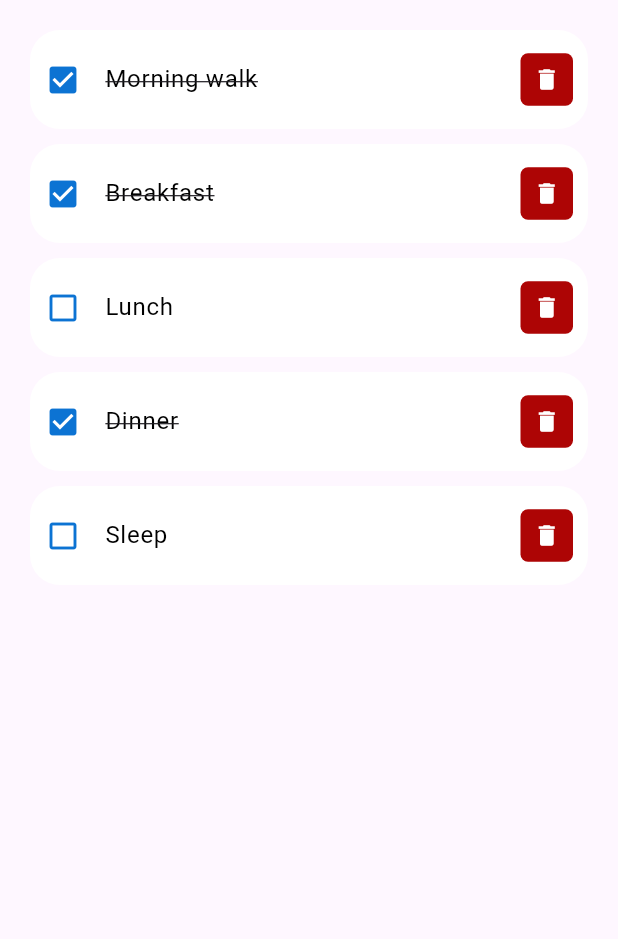
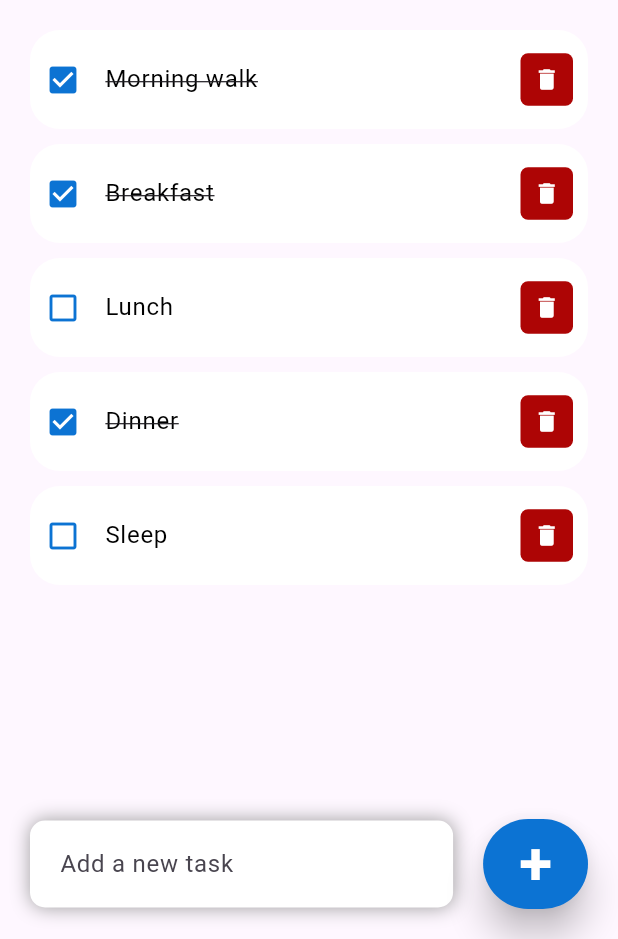
Before and after one commit to ucefooo/flutter_todo_list, a Flutter app: the screen it shows after launch, on a phone screen of 412 x 824 dp, the part 297-1236 px from its top. Run offline on Flutter 3.47's test engine with Material 3 defaults, Android fonts, the phone set to English and light mode, and no system bars.

Commit message:
feat: :art: Added delete and add new task and be visual in the front end only
no backend linked with the function always on start there is 5 tasks and u can add and delete what u want

```diff
--- a/lib/screens/home.dart
+++ b/lib/screens/home.dart
@@ -3,10 +3,16 @@ import 'package:flutter_application_1/constants/colors.dart';
 import 'package:flutter_application_1/model/todo.dart';
 import 'package:flutter_application_1/widgets/todo_item.dart';
 
-class Home extends StatelessWidget {
-  Home({super.key});
+class Home extends StatefulWidget {
+  const Home({super.key});
 
+  @override
+  State<Home> createState() => _HomeState();
+}
+
+class _HomeState extends State<Home> {
   final todosList = ToDo.todoList();
+  final todocontroller = TextEditingController();
 
   @override
   Widget build(BuildContext context) {
@@ -23,30 +29,102 @@ class Home extends StatelessWidget {
                     child: ListView(
                       children: [
                         Container(
-                          margin:const EdgeInsets.only(
+                          margin: const EdgeInsets.only(
                             top: 50,
                             bottom: 20,
                           ),
-                          child: const Text(
-                            'All Todos',
-                            style: TextStyle(
-                              fontSize: 20,
-                              fontWeight: FontWeight.w500,
-                            )
-                          ),
+                          child: const Text('All Todos',
+                              style: TextStyle(
+                                fontSize: 20,
+                                fontWeight: FontWeight.w500,
+                              )),
                         ),
                         for (ToDo todoo in todosList)
-                          ToDoItem(todo:todoo)
+                          ToDoItem(
+                            todo: todoo,
+                            onToDoChanged: _handleToDoChange,
+                            onDeleteItem: _deleteToDoItem,
+                          )
                       ],
                     ),
                   )
                 ],
-              )
-              ),
-              Align()
+              )),
+          Align(
+            alignment: Alignment.bottomCenter,
+            child: Row(
+              children: [
+                Expanded(
+                    child: Container(
+                  margin: const EdgeInsets.only(bottom: 20, right: 20, left: 20),
+                  padding: const EdgeInsets.symmetric(horizontal: 20, vertical: 5),
+                  decoration: BoxDecoration(
+                    color: Colors.white,
+                    boxShadow: const [
+                      BoxShadow(
+                        color: Colors.grey,
+                        offset: Offset(0.0, 0.0),
+                        blurRadius: 10.0,
+                        spreadRadius: 0.0,
+                      )
+                    ],
+                    borderRadius: BorderRadius.circular(10),
+                  ),
+                  child: TextField(
+                    controller: todocontroller,
+                    decoration: const InputDecoration(
+                        hintText: 'Add a new task', border: InputBorder.none),
+                  ),
+                )),
+                Container(
+                  margin: const EdgeInsets.only(bottom: 20, right: 20),
+                  child: ElevatedButton(
+                    onPressed: () => {
+                      print('add new task'),
+                      print('text: ${todocontroller.text}'),
+                      addToDoItem(todocontroller.text)
+                    },
+                    style: ElevatedButton.styleFrom(
+                      backgroundColor: tdBlue,
+                      minimumSize: const Size(60, 60),
+                      elevation: 10,
+                    ),
+                    child: const Text(
+                      '+',
+                      style: TextStyle(
+                          fontSize: 40,
+                          color: Colors.white,
+                          fontWeight: FontWeight.bold),
+                    ),
+                  ),
+                )
+              ],
+            ),
+          ),
         ],
       ),
     );
+  }
+
+  void _handleToDoChange(ToDo todo) {
+    setState(() {
+      todo.isDone = !todo.isDone;
+    });
+  }
+
+  void _deleteToDoItem(String id) {
+    setState(() {
+      todosList.removeWhere((element) => element.id == id);
+    });
+  }
+
+  void addToDoItem(String todoText) {
+    setState(() {
+      todosList.add(ToDo(
+          id: DateTime.now().millisecondsSinceEpoch.toString(),
+          todoText: todoText));
+    });
+    todocontroller.clear();
   }
 
   Widget searchBox() {
--- a/lib/widgets/todo_item.dart
+++ b/lib/widgets/todo_item.dart
@@ -5,19 +5,21 @@ import '../model/todo.dart';
 
 class ToDoItem extends StatelessWidget {
   final ToDo todo;
-  ToDoItem({super.key, required this.todo});
+  final onToDoChanged;
+  final onDeleteItem;
+  const ToDoItem({super.key, required this.todo, required this.onToDoChanged, required this.onDeleteItem});
 
   @override
   Widget build(BuildContext context) {
     return Container(
-      margin: EdgeInsets.only(bottom: 10),
+      margin: const EdgeInsets.only(bottom: 10),
         child: ListTile(
       onTap: () => {
         print('fsfsfsd'),
-        todo.isDone = !todo.isDone
+        onToDoChanged(todo)
       },
       shape: RoundedRectangleBorder(borderRadius: BorderRadius.circular(20)),
-      contentPadding: EdgeInsets.symmetric(horizontal: 10, vertical: 5),
+      contentPadding: const EdgeInsets.symmetric(horizontal: 10, vertical: 5),
       tileColor: Colors.white,
       leading: Icon(
         todo.isDone ? Icons.check_box : Icons.check_box_outline_blank,
@@ -31,8 +33,8 @@ class ToDoItem extends StatelessWidget {
             decoration: todo.isDone ? TextDecoration.lineThrough : null),
       ),
       trailing: Container(
-        padding: EdgeInsets.all(0),
-        margin: EdgeInsets.symmetric(vertical: 5),
+        padding: const EdgeInsets.all(0),
+        margin: const EdgeInsets.symmetric(vertical: 5),
         height: 35,
         width: 35,
         decoration:
@@ -40,9 +42,10 @@ class ToDoItem extends StatelessWidget {
         child: IconButton(
           color: Colors.white,
           iconSize: 18,
-          icon: Icon(Icons.delete),
+          icon: const Icon(Icons.delete),
           onPressed: () => {
             print('delete'),
+            onDeleteItem(todo.id!)
           },
         ),
       ),
```
